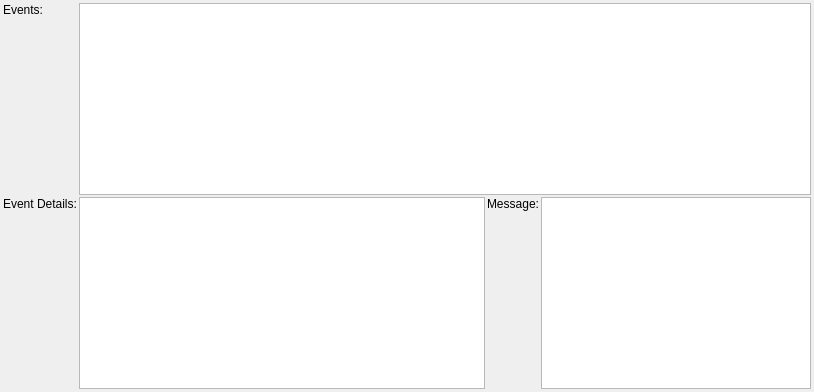
Qt form vcs/widgets/vcseventwidget.ui (KDE/kdevelop) before a commit.
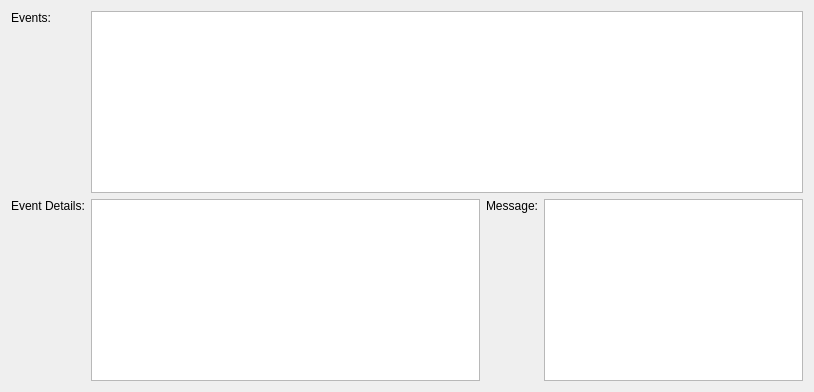
The same form after that commit.

```diff
--- a/vcs/widgets/vcseventwidget.ui
+++ b/vcs/widgets/vcseventwidget.ui
@@ -111,7 +111,6 @@
    </item>
   </layout>
  </widget>
- <layoutdefault spacing="2" margin="3" />
  <tabstops>
   <tabstop>eventView</tabstop>
   <tabstop>message</tabstop>
```
